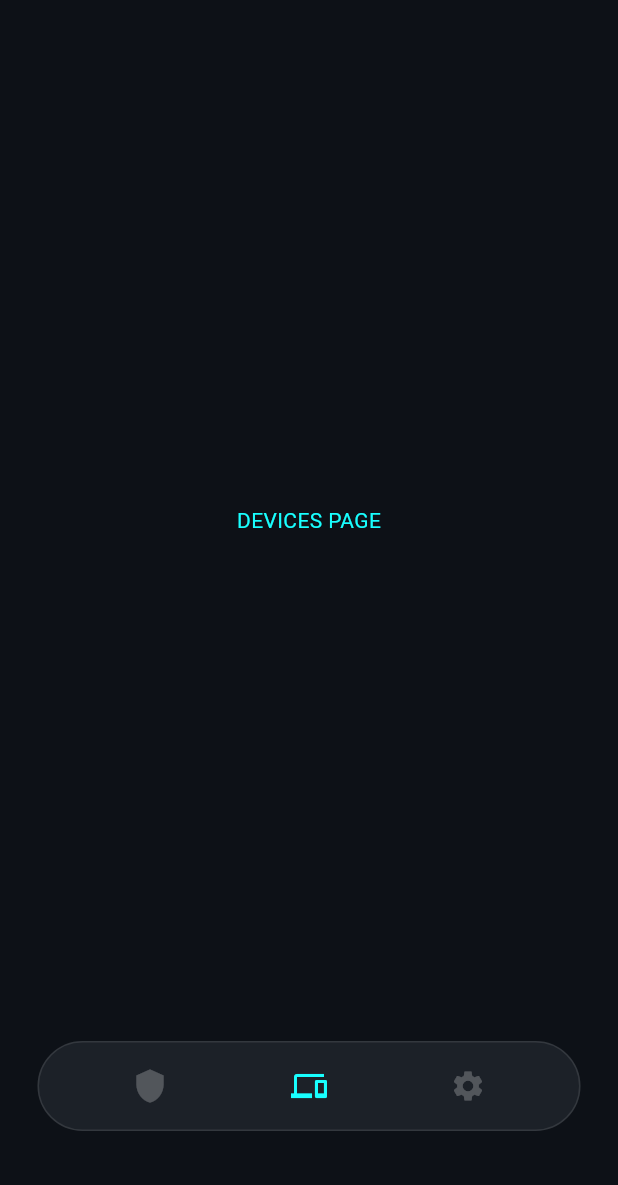
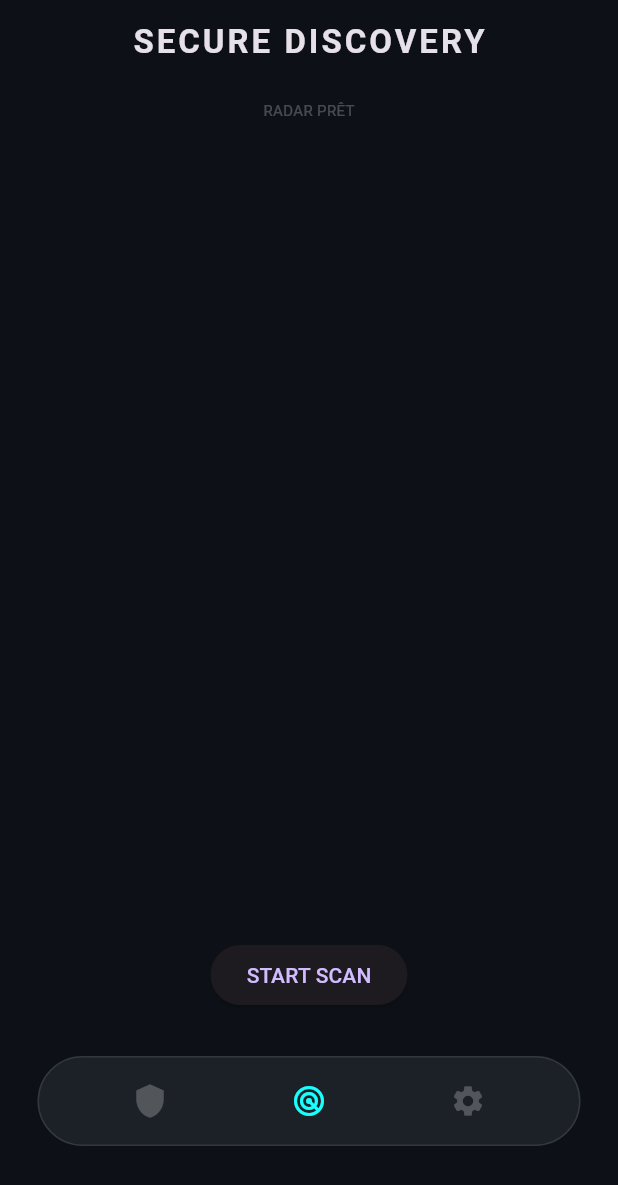
Before and after one commit to Pr1me000/AegisLock_mobile, a Flutter app: the screen it shows after launch, item 2 of the bottom bar chosen, on a phone screen of 412 x 824 dp. Shown: the top 1185 px of the screen. Run offline on Flutter 3.47's test engine with Material 3 defaults, Android fonts, the light colour scheme and no system bars; our stand-ins replace flutter_blue_plus, local_auth.

Commit message:
feat: implement radar discovery and secure pairing handshake UI

```diff
--- a/lib/main.dart
+++ b/lib/main.dart
@@ -1,7 +1,12 @@
 import 'package:flutter/material.dart';
 import 'screens/dashboard.dart';
+import 'screens/devices.dart';
 
-void main() => runApp(const CyberSentinelApp());
+void main() {
+  // Indispensable pour éviter les crashs d'Isolate au démarrage sur S24
+  WidgetsFlutterBinding.ensureInitialized();
+  runApp(const CyberSentinelApp());
+}
 
 class CyberSentinelApp extends StatelessWidget {
   const CyberSentinelApp({super.key});
@@ -30,7 +35,7 @@ class _MainNavigationState extends State<MainNavigation> {
 
   final List<Widget> _pages = [
     const Dashboard(),
-    const Center(child: Text("DEVICES PAGE", style: TextStyle(color: Colors.cyanAccent))),
+    const Devices(),
     const Center(child: Text("SETTINGS PAGE", style: TextStyle(color: Colors.cyanAccent))),
   ];
 
@@ -43,7 +48,7 @@ class _MainNavigationState extends State<MainNavigation> {
       ),
       bottomNavigationBar: Container(
         height: 60,
-        margin: const EdgeInsets.fromLTRB(25, 0, 25, 70),
+        margin: const EdgeInsets.fromLTRB(25, 0, 25, 60),
         decoration: BoxDecoration(
           color: const Color(0xFF1C2128),
           borderRadius: BorderRadius.circular(30),
@@ -53,7 +58,7 @@ class _MainNavigationState extends State<MainNavigation> {
           mainAxisAlignment: MainAxisAlignment.spaceEvenly,
           children: [
             _navItem(Icons.shield, 0),
-            _navItem(Icons.devices, 1),
+            _navItem(Icons.radar, 1),
             _navItem(Icons.settings, 2),
           ],
         ),
--- a/lib/screens/devices.dart
+++ b/lib/screens/devices.dart
@@ -0,0 +1,73 @@
+import 'package:flutter/material.dart';
+import 'package:flutter_blue_plus/flutter_blue_plus.dart';
+
+class Devices extends StatefulWidget {
+  const Devices({super.key});
+
+  @override
+  State<Devices> createState() => _DevicesState();
+}
+
+class _DevicesState extends State<Devices> {
+  List<ScanResult> _scanResults = [];
+  bool _isScanning = false;
+
+  void _startDiscovery() async {
+    setState(() {
+      _isScanning = true;
+      _scanResults = [];
+    });
+
+    try {
+      await FlutterBluePlus.startScan(timeout: const Duration(seconds: 4));
+
+      FlutterBluePlus.scanResults.listen((results) {
+        if (mounted) setState(() => _scanResults = results);
+      });
+
+      await Future.delayed(const Duration(seconds: 4));
+      if (mounted) setState(() => _isScanning = false);
+    } catch (e) {
+      if (mounted) setState(() => _isScanning = false);
+    }
+  }
+
+  @override
+  Widget build(BuildContext context) {
+    return Scaffold(
+      backgroundColor: Colors.transparent,
+      appBar: AppBar(
+        title: const Text("SECURE DISCOVERY", style: TextStyle(letterSpacing: 2, fontWeight: FontWeight.bold)),
+        centerTitle: true,
+        backgroundColor: Colors.transparent,
+        elevation: 0,
+      ),
+      body: Column(
+        children: [
+          const SizedBox(height: 10),
+          Text(_isScanning ? "RECHERCHE..." : "RADAR PRÊT", style: const TextStyle(color: Colors.white24, fontSize: 10)),
+          Expanded(
+            child: ListView.builder(
+              itemCount: _scanResults.length,
+              itemBuilder: (context, index) {
+                final res = _scanResults[index];
+                return ListTile(
+                  title: Text(res.device.platformName.isEmpty ? "Inconnu" : res.device.platformName),
+                  subtitle: Text(res.device.remoteId.toString()),
+                  trailing: const Text("LINK", style: TextStyle(color: Colors.cyanAccent)),
+                );
+              },
+            ),
+          ),
+          Padding(
+            padding: const EdgeInsets.only(bottom: 30),
+            child: ElevatedButton(
+              onPressed: _isScanning ? null : _startDiscovery,
+              child: Text(_isScanning ? "SCANNING..." : "START SCAN"),
+            ),
+          ),
+        ],
+      ),
+    );
+  }
+}
```
Also changed, not shown: lib/screens/dashboard.dart (+15 -6 lines), pubspec.yaml (+4 -3 lines), pubspec.lock, 3 other files.
